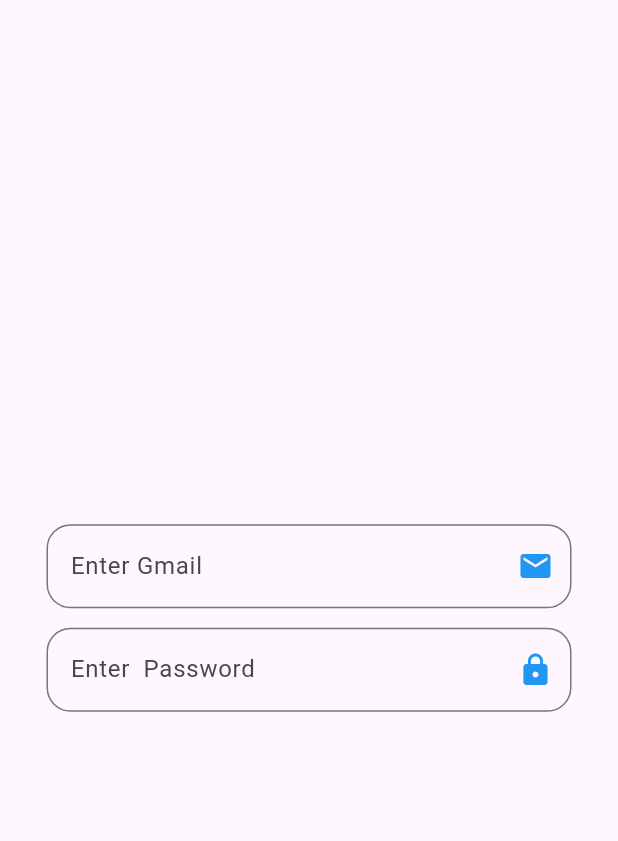
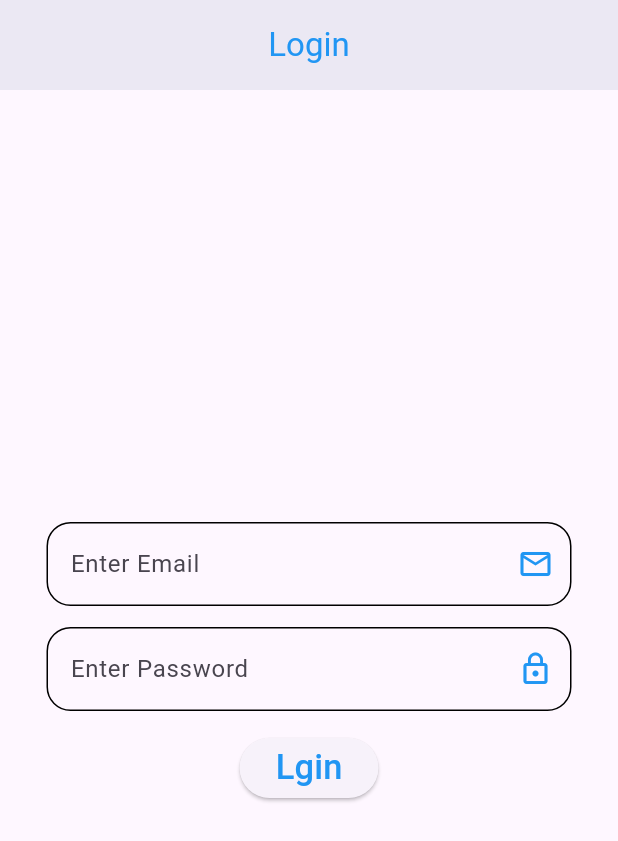
Before and after one commit to Ferdaus0001/universit, a Flutter app: the screen it shows after launch, on a phone screen of 412 x 824 dp. Shown: the top 841 px of the screen. Run offline on Flutter 3.47's test engine with Material 3 defaults, Android fonts, the phone set to English and light mode, and no system bars.

Commit message:
add Screen on Other Screen

```diff
--- a/lib/LginPage/LogingPage.dart
+++ b/lib/LginPage/LogingPage.dart
@@ -1,4 +1,5 @@
 import 'package:flutter/material.dart';
+import 'package:universit/body/bodyScreen.dart';
 
 class Lging extends StatefulWidget {
   const Lging({super.key});
@@ -12,58 +13,96 @@ class _LgingState extends State<Lging> {
   var Password = TextEditingController();
   @override
   Widget build(BuildContext context) {
-    return  Scaffold(
+    return    Scaffold(
+      appBar: AppBar(
+        title: Text('Login',style: TextStyle(fontSize:22,color: Colors.blue),),
+        backgroundColor: Colors.white,
+        centerTitle: true,
+        elevation: 11,
+        toolbarHeight: 60,
+        titleSpacing: 1,
+
+      ),
       body: Center(
       child: Container(
         width: 350,
+        child: Center(
+          child: Center(
             child: Column(
               mainAxisAlignment: MainAxisAlignment.center,
               children: [
-               TextField(
-                 controller: Email,
+                TextFormField(
+                maxLines: 1,
+
                   decoration: InputDecoration(
-                   hintText: 'Enter Gmail ',
-                   suffixIcon: Icon(Icons.email,color: Colors.blue,),
+               suffixIcon: Icon(Icons.email_outlined,color: Colors.blue,),
                     focusedBorder: OutlineInputBorder(
                       borderSide: BorderSide(
                         color: Colors.blue,
                         width: 2,
+                      ),
+                  borderRadius: BorderRadius.circular(16)
+                    ),
+                    enabledBorder: OutlineInputBorder(
+                      borderRadius: BorderRadius.circular(16),
+                      borderSide: BorderSide(
+                        color: Colors.black,
+                        width: 1,
                       )
                     ),
-                   border: OutlineInputBorder(
-                     borderRadius: BorderRadius.circular(16),
-                   )
-                 ),
-               ),/// TestField_One_1
-
-
-                Container(height: 13,),
-               TextField(/// TextField Two
-                 obscureText: true,
-                 controller: Password,
-                 decoration: InputDecoration(
-                   suffixIcon: Icon(Icons.lock,color: Colors.blue,),
-
-                     hintText: 'Enter  Password  ',
-                     focusedBorder: OutlineInputBorder(
-                         borderSide: BorderSide(
-                           color: Colors.blue,
-                           width: 2,
-                         )
-                     ),
+                    hintText: 'Email',
+                    label: const Text('Enter Email'),
                     border: OutlineInputBorder(
                       borderRadius: BorderRadius.circular(16),
                     )
                   ),
                 ),
+
+
+               Container(height: 14,),
+                TextFormField(
+
+                  obscureText: true,
+                  maxLines: 1,
+
+                  decoration: InputDecoration(
+
+                      suffixIcon: Icon(Icons.lock_outline,color: Colors.blue,),
+                      focusedBorder: OutlineInputBorder(
+
+                          borderSide: BorderSide(
+                            color: Colors.blue,
+                            width: 2,
+                          ),
+                          borderRadius: BorderRadius.circular(16)
+                      ),
+                      enabledBorder: OutlineInputBorder(
+                          borderRadius: BorderRadius.circular(16),
+                          borderSide: BorderSide(
+                            color: Colors.black,
+                            width: 1,
+                          )
+                      ),
+                      hintText: 'Password ',
+                      label: const Text('Enter Password '),
+                      border: OutlineInputBorder(
+                        borderRadius: BorderRadius.circular(16),
+                      )
+                  ),
+                ),
+                  Container(height: 14,),
+                ElevatedButton(onPressed: (){
+                      Navigator.push(context, MaterialPageRoute(builder:  (context) => Bookapp(), ));
+
+                }, child:Text('Lgin',style: TextStyle(fontSize: 23,color: Colors.blue),),
+
+                )
               ],
             ),
           ),
-
         ),
-
-
-
+      ),
+    ),
     );
   }
 }
```
Lines whose indentation alone changed are shown as unchanged.
